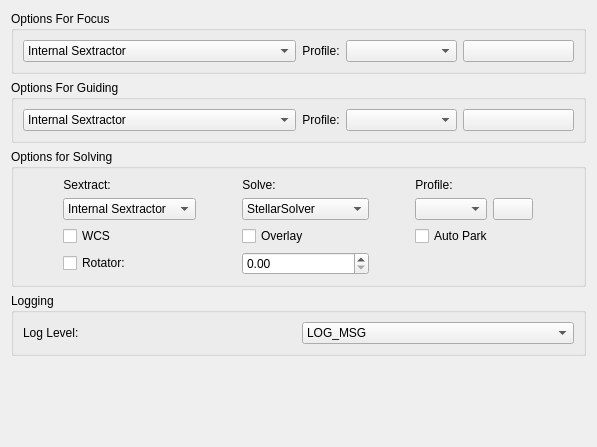
First picture: the form in kstars/ekos/align/opsalign.ui, repository KDE/kstars, before the edit.
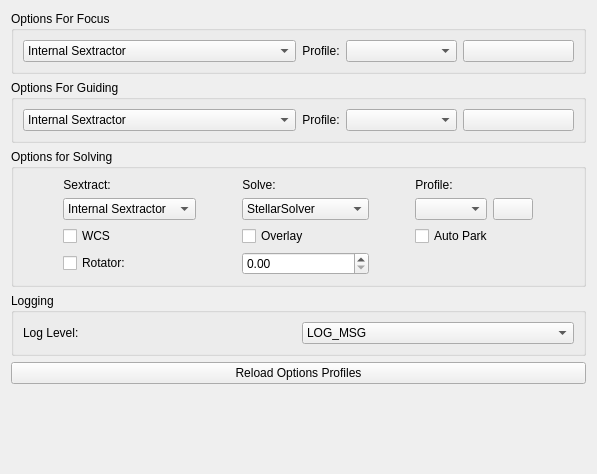
Second picture: the form after the edit.

Commit message: Making the OptionsProfiles work for KStars

```diff
--- a/kstars/ekos/align/opsalign.ui
+++ b/kstars/ekos/align/opsalign.ui
@@ -7,7 +7,7 @@
     <x>0</x>
     <y>0</y>
     <width>597</width>
-    <height>447</height>
+    <height>474</height>
    </rect>
   </property>
   <layout class="QVBoxLayout" name="verticalLayout">
@@ -381,6 +381,13 @@
      </layout>
     </widget>
    </item>
+   <item>
+    <widget class="QPushButton" name="reloadProfiles">
+     <property name="text">
+      <string>Reload Options Profiles</string>
+     </property>
+    </widget>
+   </item>
    <item>
     <spacer name="verticalSpacer_6">
      <property name="orientation">
```
The commit also changes 6 other files.
